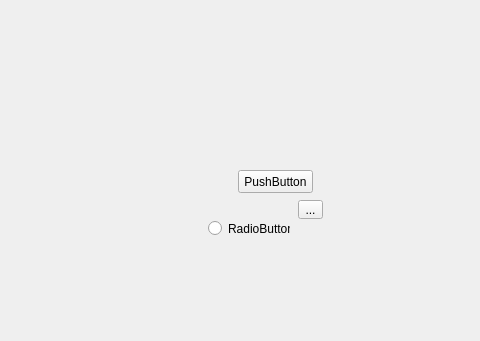
This is secondmain.ui in truongkutetk97/qt5_finalproject as Qt 5 draws it before an edit; both pictures show x 122 to 602 and y 0 to 341 of the 800 by 600 pixel window. The edited form follows.
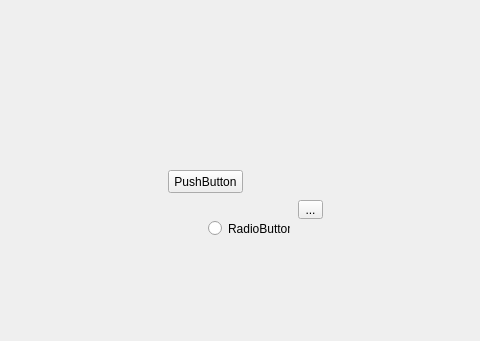
This is the edited form.

Patch:
```diff
--- a/secondmain.ui
+++ b/secondmain.ui
@@ -17,7 +17,7 @@
    <widget class="QPushButton" name="pushButton">
     <property name="geometry">
      <rect>
-      <x>360</x>
+      <x>290</x>
       <y>170</y>
       <width>75</width>
       <height>23</height>
```
Left out of the diff: 2 changed lines with no effect on the pictures.
